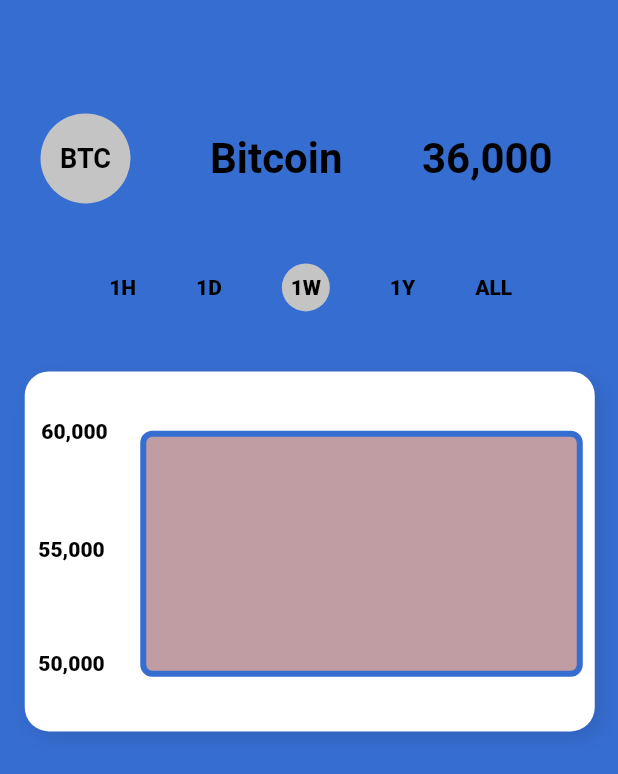
After one commit to devenderbutani21/cryptocoinapp, a Flutter app: the InfoScreen screen opened by its route, on a phone screen of 412 x 824 dp. The commit adds this screen. Shown: the top 774 px of the screen. Run offline on Flutter 3.47's test engine with Material 2 defaults, Android fonts, the phone set to English and light mode, and no system bars; network calls fail.

Commit message:
Info Page

```diff
--- a/lib/main.dart
+++ b/lib/main.dart
@@ -1,4 +1,5 @@
 import 'package:cryptocoinapp/screens/home_screen.dart';
+import 'package:cryptocoinapp/screens/info_screen.dart';
 import 'package:flutter/material.dart';
 
 void main() {
@@ -17,6 +18,7 @@ class MyApp extends StatelessWidget {
       initialRoute: '/',
       routes: {
         '/' : (context) => HomeScreen(),
+        '/info' : (context) =>    InfoScreen(),
       },
     );
   }
--- a/lib/screens/home_screen.dart
+++ b/lib/screens/home_screen.dart
@@ -48,7 +48,11 @@ class _HomeScreenState extends State<HomeScreen> {
                         SizedBox(
                           height: 10,
                         ),
-                        Container(
+                        GestureDetector(
+                          onTap: () {
+                              Navigator.pushNamed(context, '/info');
+                          },
+                          child: Container(
                             width: 360,
                             height: 90,
                             child: Row(
@@ -133,6 +137,7 @@ class _HomeScreenState extends State<HomeScreen> {
                               ],
                             ),
                           ),
+                        ),
                         SizedBox(
                           height: 10,
                         ),
--- /dev/null
+++ b/lib/screens/info_screen.dart
@@ -0,0 +1,434 @@
+import 'package:flutter/material.dart';
+
+class InfoScreen extends StatefulWidget {
+  @override
+  _InfoScreenState createState() => _InfoScreenState();
+}
+
+class _InfoScreenState extends State<InfoScreen> {
+  @override
+  Widget build(BuildContext context) {
+    return Scaffold(
+      body: Container(
+        width: double.maxFinite,
+        height: double.maxFinite,
+        decoration: BoxDecoration(
+          color: Color(0xff366dd0),
+        ),
+        padding: const EdgeInsets.only(
+          left: 16,
+          right: 15,
+          top: 30,
+          bottom: 61,
+        ),
+        child: Column(
+          mainAxisSize: MainAxisSize.min,
+          mainAxisAlignment: MainAxisAlignment.start,
+          crossAxisAlignment: CrossAxisAlignment.center,
+          children: [
+            SizedBox(height: 45.60),
+            Container(
+              width: 359,
+              height: 60,
+              child: Row(
+                mainAxisSize: MainAxisSize.min,
+                mainAxisAlignment: MainAxisAlignment.start,
+                crossAxisAlignment: CrossAxisAlignment.center,
+                children: [
+                  Container(
+                    width: 60,
+                    height: 60,
+                    decoration: BoxDecoration(
+                      shape: BoxShape.circle,
+                      color: Color(0xffc4c4c4),
+                    ),
+                    child: Center(
+                      child: Text(
+                        "BTC",
+                        textAlign: TextAlign.center,
+                        style: TextStyle(
+                          color: Colors.black,
+                          fontSize: 18,
+                          fontFamily: "Roboto",
+                          fontWeight: FontWeight.w700,
+                        ),
+                      ),
+                    ),
+                  ),
+                  SizedBox(width: 53),
+                  Text(
+                    "Bitcoin",
+                    textAlign: TextAlign.center,
+                    style: TextStyle(
+                      color: Colors.black,
+                      fontSize: 28,
+                      fontFamily: "Roboto",
+                      fontWeight: FontWeight.w700,
+                    ),
+                  ),
+                  SizedBox(width: 53),
+                  Text(
+                    "36,000",
+                    textAlign: TextAlign.center,
+                    style: TextStyle(
+                      color: Colors.black,
+                      fontSize: 28,
+                      fontFamily: "Roboto",
+                      fontWeight: FontWeight.w700,
+                    ),
+                  ),
+                ],
+              ),
+            ),
+            SizedBox(height: 40),
+            Container(
+              width: 270,
+              height: 32,
+              child: Row(
+                mainAxisSize: MainAxisSize.min,
+                mainAxisAlignment: MainAxisAlignment.end,
+                crossAxisAlignment: CrossAxisAlignment.center,
+                children: [
+                  Text(
+                    "1H",
+                    textAlign: TextAlign.center,
+                    style: TextStyle(
+                      color: Colors.black,
+                      fontSize: 14,
+                      fontFamily: "Roboto",
+                      fontWeight: FontWeight.w900,
+                    ),
+                  ),
+                  SizedBox(width: 40),
+                  Text(
+                    "1D",
+                    textAlign: TextAlign.center,
+                    style: TextStyle(
+                      color: Colors.black,
+                      fontSize: 14,
+                      fontFamily: "Roboto",
+                      fontWeight: FontWeight.w900,
+                    ),
+                  ),
+                  SizedBox(width: 40),
+                  Container(
+                    width: 32,
+                    height: 32,
+                    decoration: BoxDecoration(
+                      shape: BoxShape.circle,
+                      color: Color(0xffc4c4c4),
+                    ),
+                    child: Center(
+                      child: Text(
+                        "1W",
+                        textAlign: TextAlign.center,
+                        style: TextStyle(
+                          color: Colors.black,
+                          fontSize: 14,
+                          fontFamily: "Roboto",
+                          fontWeight: FontWeight.w900,
+                        ),
+                      ),
+                    ),
+                  ),
+                  SizedBox(width: 40),
+                  Text(
+                    "1Y",
+                    textAlign: TextAlign.center,
+                    style: TextStyle(
+                      color: Colors.black,
+                      fontSize: 14,
+                      fontFamily: "Roboto",
+                      fontWeight: FontWeight.w900,
+                    ),
+                  ),
+                  SizedBox(width: 40),
+                  Text(
+                    "ALL",
+                    textAlign: TextAlign.center,
+                    style: TextStyle(
+                      color: Colors.black,
+                      fontSize: 14,
+                      fontFamily: "Roboto",
+                      fontWeight: FontWeight.w900,
+                    ),
+                  ),
+                ],
+              ),
+            ),
+            SizedBox(height: 40),
+            Container(
+              width: 380,
+              height: 240,
+              child: Row(
+                mainAxisSize: MainAxisSize.min,
+                mainAxisAlignment: MainAxisAlignment.center,
+                crossAxisAlignment: CrossAxisAlignment.center,
+                children: [
+                  Container(
+                    width: 380,
+                    height: 240,
+                    decoration: BoxDecoration(
+                      borderRadius: BorderRadius.circular(16),
+                      boxShadow: [
+                        BoxShadow(
+                          color: Color(0x19000000),
+                          blurRadius: 10,
+                          offset: Offset(4, 4),
+                        ),
+                      ],
+                      color: Colors.white,
+                    ),
+                    child: Stack(
+                      children: [
+                        Positioned(
+                          left: 11,
+                          top: 32,
+                          child: Text(
+                            "60,000",
+                            textAlign: TextAlign.center,
+                            style: TextStyle(
+                              color: Colors.black,
+                              fontSize: 14,
+                              fontFamily: "Roboto",
+                              fontWeight: FontWeight.w900,
+                            ),
+                          ),
+                        ),
+                        Positioned(
+                          left: 9,
+                          top: 111,
+                          child: Text(
+                            "55,000",
+                            textAlign: TextAlign.center,
+                            style: TextStyle(
+                              color: Colors.black,
+                              fontSize: 14,
+                              fontFamily: "Roboto",
+                              fontWeight: FontWeight.w900,
+                            ),
+                          ),
+                        ),
+                        Positioned(
+                          left: 9,
+                          top: 187,
+                          child: Text(
+                            "50,000",
+                            textAlign: TextAlign.center,
+                            style: TextStyle(
+                              color: Colors.black,
+                              fontSize: 14,
+                              fontFamily: "Roboto",
+                              fontWeight: FontWeight.w900,
+                            ),
+                          ),
+                        ),
+                        Positioned(
+                          left: 77,
+                          top: 39.50,
+                          child: Container(
+                            width: 295,
+                            height: 164,
+                            decoration: BoxDecoration(
+                              borderRadius: BorderRadius.circular(8),
+                              border: Border.all(
+                                color: Color(0xff366dd0),
+                                width: 4,
+                              ),
+                              color: Color(0x7f7f3a44),
+                            ),
+                          ),
+                        ),
+                      ],
+                    ),
+                  ),
+                ],
+              ),
+            ),
+            SizedBox(height: 40),
+            // Container(
+            //   width: 380,
+            //   height: 90,
+            //   child: Row(
+            //     mainAxisSize: MainAxisSize.min,
+            //     mainAxisAlignment: MainAxisAlignment.center,
+            //     crossAxisAlignment: CrossAxisAlignment.center,
+            //     children: [
+            //       Container(
+            //         width: 380,
+            //         height: 90,
+            //         decoration: BoxDecoration(
+            //           borderRadius: BorderRadius.circular(16),
+            //           boxShadow: [
+            //             BoxShadow(
+            //               color: Color(0x19000000),
+            //               blurRadius: 10,
+            //               offset: Offset(4, 4),
+            //             ),
+            //           ],
+            //           color: Colors.white,
+            //         ),
+            //         padding: const EdgeInsets.only(
+            //           left: 15,
+            //           right: 40,
+            //           top: 19,
+            //           bottom: 18,
+            //         ),
+            //         child: Row(
+            //           mainAxisSize: MainAxisSize.min,
+            //           mainAxisAlignment: MainAxisAlignment.start,
+            //           crossAxisAlignment: CrossAxisAlignment.center,
+            //           children: [
+            //             Text(
+            //               "Your BTC Balance is",
+            //               textAlign: TextAlign.center,
+            //               style: TextStyle(
+            //                 color: Colors.black,
+            //                 fontSize: 16,
+            //                 fontFamily: "Roboto",
+            //                 fontWeight: FontWeight.w700,
+            //               ),
+            //             ),
+            //             SizedBox(width: 1),
+            //             Text(
+            //               "0.00233342",
+            //               textAlign: TextAlign.center,
+            //               style: TextStyle(
+            //                 color: Colors.black,
+            //                 fontSize: 16,
+            //                 fontFamily: "Roboto",
+            //                 fontWeight: FontWeight.w700,
+            //               ),
+            //             ),
+            //             SizedBox(width: 1),
+            //             Text(
+            //               "14.25",
+            //               textAlign: TextAlign.center,
+            //               style: TextStyle(
+            //                 color: Colors.black,
+            //                 fontSize: 28,
+            //                 fontFamily: "Roboto",
+            //                 fontWeight: FontWeight.w700,
+            //               ),
+            //             ),
+            //           ],
+            //         ),
+            //       ),
+            //     ],
+            //   ),
+            // ),
+            SizedBox(height: 45.60),
+            // Container(
+            //   width: 331,
+            //   height: 50,
+            //   child: Row(
+            //     mainAxisSize: MainAxisSize.min,
+            //     mainAxisAlignment: MainAxisAlignment.end,
+            //     crossAxisAlignment: CrossAxisAlignment.center,
+            //     children: [
+            //       Container(
+            //         width: 140,
+            //         height: 50,
+            //         child: Row(
+            //           mainAxisSize: MainAxisSize.min,
+            //           mainAxisAlignment: MainAxisAlignment.center,
+            //           crossAxisAlignment: CrossAxisAlignment.center,
+            //           children: [
+            //             Container(
+            //               width: 140,
+            //               height: 50,
+            //               decoration: BoxDecoration(
+            //                 borderRadius: BorderRadius.circular(8),
+            //                 boxShadow: [
+            //                   BoxShadow(
+            //                     color: Color(0x19000000),
+            //                     blurRadius: 10,
+            //                     offset: Offset(4, 4),
+            //                   ),
+            //                 ],
+            //                 color: Color(0xff92ff80),
+            //               ),
+            //               padding: const EdgeInsets.only(
+            //                 left: 51,
+            //                 right: 50,
+            //                 top: 14,
+            //                 bottom: 13,
+            //               ),
+            //               child: Row(
+            //                 mainAxisSize: MainAxisSize.min,
+            //                 mainAxisAlignment: MainAxisAlignment.center,
+            //                 crossAxisAlignment: CrossAxisAlignment.center,
+            //                 children: [
+            //                   Text(
+            //                     "BUY",
+            //                     textAlign: TextAlign.center,
+            //                     style: TextStyle(
+            //                       color: Colors.black,
+            //                       fontSize: 20,
+            //                       fontFamily: "Roboto",
+            //                       fontWeight: FontWeight.w700,
+            //                     ),
+            //                   ),
+            //                 ],
+            //               ),
+            //             ),
+            //           ],
+            //         ),
+            //       ),
+            //       SizedBox(width: 51),
+            //       Container(
+            //         width: 140,
+            //         height: 50,
+            //         child: Row(
+            //           mainAxisSize: MainAxisSize.min,
+            //           mainAxisAlignment: MainAxisAlignment.center,
+            //           crossAxisAlignment: CrossAxisAlignment.center,
+            //           children: [
+            //             Container(
+            //               width: 140,
+            //               height: 50,
+            //               decoration: BoxDecoration(
+            //                 borderRadius: BorderRadius.circular(8),
+            //                 boxShadow: [
+            //                   BoxShadow(
+            //                     color: Color(0x19000000),
+            //                     blurRadius: 10,
+            //                     offset: Offset(4, 4),
+            //                   ),
+            //                 ],
+            //                 color: Color(0xffff2525),
+            //               ),
+            //               padding: const EdgeInsets.only(
+            //                 top: 14,
+            //                 bottom: 13,
+            //               ),
+            //               child: Row(
+            //                 mainAxisSize: MainAxisSize.min,
+            //                 mainAxisAlignment: MainAxisAlignment.center,
+            //                 crossAxisAlignment: CrossAxisAlignment.center,
+            //                 children: [
+            //                   Text(
+            //                     "SELL",
+            //                     textAlign: TextAlign.center,
+            //                     style: TextStyle(
+            //                       color: Colors.black,
+            //                       fontSize: 20,
+            //                       fontFamily: "Roboto",
+            //                       fontWeight: FontWeight.w700,
+            //                     ),
+            //                   ),
+            //                 ],
+            //               ),
+            //             ),
+            //           ],
+            //         ),
+            //       ),
+            //     ],
+            //   ),
+            // ),
+          ],
+        ),
+      ),
+    );
+  }
+}
```
Lines whose indentation alone changed are shown as unchanged.
